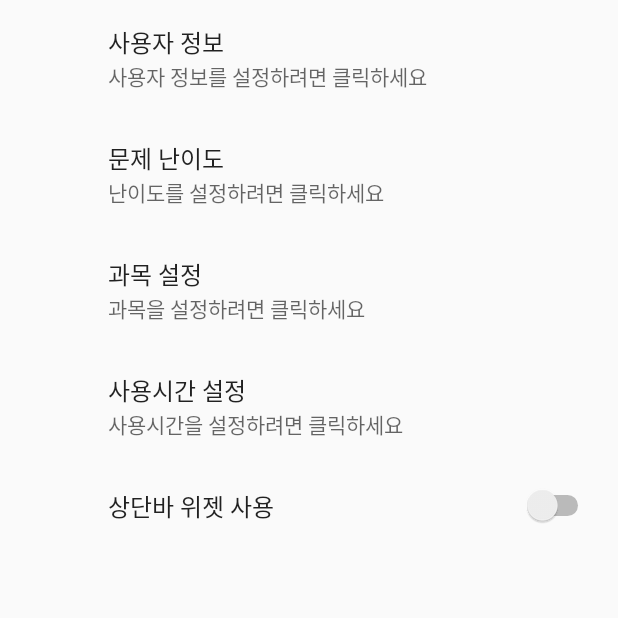
After one commit to leedy3838/SWP, an Android app: the SettingFragment screen opened directly, with no data from a screen before it, on a phone screen of 412 x 824 dp, the top half of it. The commit adds this screen. Run offline under Robolectric (Android 15) with nearby library versions, the phone set to English and light mode, and no system bars; our stand-ins replace androidx.preference.

Commit message:
7.25 합체

```diff
--- a/app/src/main/AndroidManifest.xml
+++ b/app/src/main/AndroidManifest.xml
@@ -38,8 +38,8 @@
         <activity android:name=".TodaySolvedNextScreen" />
         <activity android:name=".WrongProblemScreen" />
         <activity android:name=".WrongProblemNextScreen" />
+        <activity android:name=".SettingTime"/>
         <activity android:name=".LDYPractice" />
-        <activity android:name=".IJCPractice" />
         <activity
             android:name=".BasicScreen"
             android:exported="true">
--- /dev/null
+++ b/app/src/main/java/com/example/androidstudioproject/SettingFragment.kt
@@ -0,0 +1,22 @@
+package com.example.androidstudioproject
+
+import android.content.SharedPreferences
+import android.os.Bundle
+import androidx.preference.PreferenceFragmentCompat
+import androidx.preference.PreferenceManager
+
+class SettingFragment : PreferenceFragmentCompat() {
+
+    lateinit var prefs : SharedPreferences
+
+
+
+    override fun onCreatePreferences(savedInstanceState: Bundle?, rootKey: String?) {
+        setPreferencesFromResource(R.xml.settings_preference, rootKey)
+
+        if(rootKey == null){
+            prefs = PreferenceManager.getDefaultSharedPreferences(activity)
+        }
+
+    }
+}
--- a/app/src/main/java/com/example/androidstudioproject/SettingScreen.kt
+++ b/app/src/main/java/com/example/androidstudioproject/SettingScreen.kt
@@ -1,18 +1,76 @@
 package com.example.androidstudioproject
 
-import android.content.Intent
+import android.content.Context
+import android.content.SharedPreferences
+import android.content.SharedPreferences.OnSharedPreferenceChangeListener
 import android.os.Bundle
-import android.view.View
+import android.util.Log
 import androidx.appcompat.app.AppCompatActivity
+import androidx.preference.Preference
+import androidx.preference.PreferenceFragmentCompat
 
-class SettingScreen : AppCompatActivity() {
+
+class SettingScreen : AppCompatActivity(), PreferenceFragmentCompat.OnPreferenceStartFragmentCallback {
+
+    private var mPref: SharedPreferences? = null
+    private val mPrefChangeListener = OnSharedPreferenceChangeListener{ mPref, key ->
+        println("시작합니다!!!!!!!!!!!!!!!!!!!!!!!!!!!!!!!!!!!!!!!!!!!!!!!!!!!!!!!!!!!")
+        if (key.equals("difficultySetting")) {
+            mPref.edit().run(){
+                putString("difficulty","")
+                println("난이도는!!!!!!!!!!!!!!!!!!"+mPref.getString("difficulty","-1"))
+                apply()
+            }
+        } else if (key.equals("subject")) {
+            Log.d("TAG", key + "SELECTED")
+        } else if (key.equals("upperWidget")) {
+            mPref.edit().run(){
+                putBoolean("upperWidget",false)
+                apply()
+            }
+        } else if (key.equals("userGradeSetting")) {
+            mPref.edit().run(){
+                putInt("grade",-1)
+                apply()
+            }
+        }
+        println("시간은::::::::::::::::"+mPref.getInt("hour",-1))
+        println("난이도는:::::::::::::::"+mPref.getString("difficulty","-2"))
+
+    }
 
     override fun onCreate(savedInstanceState: Bundle?) {
         super.onCreate(savedInstanceState)
+
         setContentView(R.layout.setting_screen)
+
+        mPref = getSharedPreferences("sharedPref",Context.MODE_PRIVATE)
+        mPref?.registerOnSharedPreferenceChangeListener(mPrefChangeListener)
+        supportFragmentManager.beginTransaction()
+            .replace(R.id.fragment_container, SettingFragment(), "setting_fragment")
+            .commit()
     }
 
-    fun home(v : View){
-        startActivity(Intent(this, BasicScreen::class.java))
+    override fun onResume() {
+        super.onResume()
+        mPref?.registerOnSharedPreferenceChangeListener(mPrefChangeListener)
     }
+    override fun onPreferenceStartFragment(
+        caller: PreferenceFragmentCompat,
+        pref: Preference
+    ): Boolean {
+        val args = pref.extras
+        val fragment = supportFragmentManager.fragmentFactory.instantiate(
+            classLoader,
+            pref.fragment
+        )
+
+        fragment.arguments = args
+        supportFragmentManager.beginTransaction()
+            .replace(R.id.fragment_container, fragment, "nested_fragment")
+            .addToBackStack(null)
+            .commit()
+        return true
+    }
+
 }
--- /dev/null
+++ b/app/src/main/res/values/arrays.xml
@@ -0,0 +1,15 @@
+<?xml version="1.0" encoding="utf-8"?>
+<resources>
+    <string-array name="difficulty">
+        <item>Easy</item>
+        <item>Normal</item>
+        <item>Hard</item>
+    </string-array>
+
+    <string-array name="userGrade">
+        <item>1학년</item>
+        <item>2학년</item>
+        <item>3학년</item>
+    </string-array>
+
+</resources>
--- /dev/null
+++ b/app/src/main/res/xml/settings_preference.xml
@@ -0,0 +1,48 @@
+<?xml version="1.0" encoding="utf-8"?>
+<PreferenceScreen xmlns:app="http://schemas.android.com/apk/res-auto"
+    xmlns:android="http://schemas.android.com/apk/res/android">
+
+    <Preference
+        app:key="userInfoSetting"
+        app:title="사용자 정보"
+        app:summary="사용자 정보를 설정하려면 클릭하세요"
+        app:fragment = "com.example.androidstudioproject.NestedUserInfoFragment"
+        />
+
+
+    <ListPreference
+        app:key="difficultySetting"
+        app:title="문제 난이도"
+        app:summary="난이도를 설정하려면 클릭하세요"
+        app:entries="@array/difficulty"
+    app:entryValues="@array/difficulty"
+    />
+
+
+<ListPreference
+app:key="subject"
+app:title="과목 설정"
+app:summary="과목을 설정하려면 클릭하세요"
+app:entries="@array/subject"
+app:entryValues="@array/subject"/>
+
+
+<Preference
+app:key="timeSettingPref"
+app:title ="사용시간 설정"
+app:summary="사용시간을 설정하려면 클릭하세요">
+<intent
+    android:action="android.intent.action.VIEW"
+    android:targetPackage="com.example.androidstudioproject"
+    android:targetClass="com.example.androidstudioproject.SettingTime"
+    />
+</Preference>
+
+
+<SwitchPreference
+app:key="upperWidget"
+app:title="상단바 위젯 사용"
+app:defaultValue="false"
+    />
+
+    </PreferenceScreen>
```
Also changed, not shown: app/build.gradle (+12 -0 lines), app/src/main/java/com/example/androidstudioproject/IJCPractice.kt (deleted, +0 -21 lines), app/src/main/java/com/example/androidstudioproject/NestedUserInfoFragment.kt (added, +23 -0 lines), app/src/main/java/com/example/androidstudioproject/SettingTime.kt (added, +34 -0 lines), app/src/main/res/layout/ijc_practice.xml (deleted, +0 -29 lines), app/src/main/res/layout/setting_screen.xml (+7 -24 lines), app/src/main/res/layout/setting_time.xml (added, +34 -0 lines), app/src/main/res/values/subject_list.xml (added, +59 -0 lines), app/src/main/res/xml/nested_user_info_setting.xml (added, +23 -0 lines).
